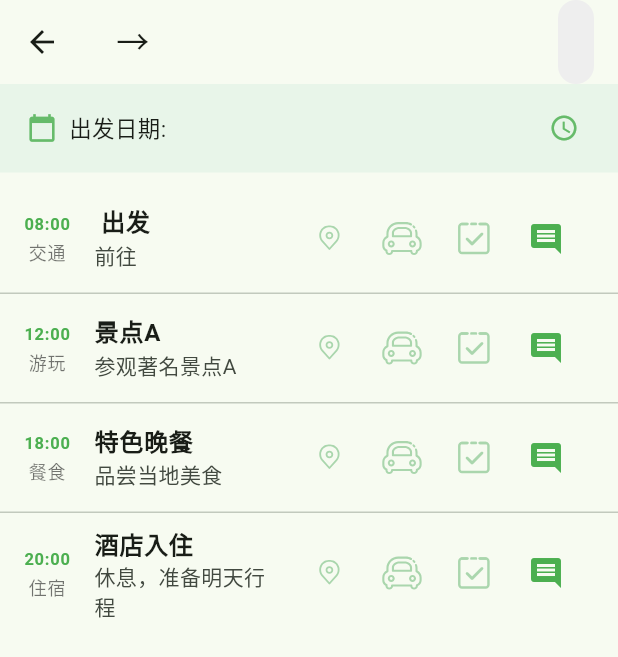
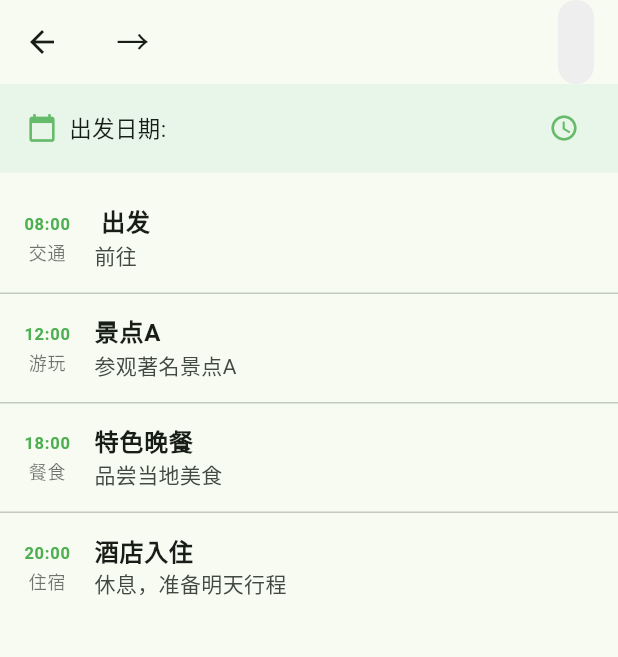
Before and after one commit to LydiaCai1203/jump-frog-fk, a Flutter app: the TripDetailPage screen opened directly with empty values, on a phone screen of 412 x 824 dp. Shown: the top 657 px of the screen. Run offline on Flutter 3.47's test engine with Material 3 defaults, Android fonts, the phone set to English and light mode, and no system bars; our stand-ins replace flutter_svg, font_awesome_flutter.

Commit message:
feat(flutter): show button in appropriate time

```diff
--- a/jump_frog_flutter/jump_frog_flutter/lib/pages/trip_detail_page.dart
+++ b/jump_frog_flutter/jump_frog_flutter/lib/pages/trip_detail_page.dart
@@ -24,6 +24,7 @@ class TripDetailPage extends StatefulWidget {
 class _TripDetailPageState extends State<TripDetailPage> {
   int? _commentPlanIndex;
   String? _previewImage;
+  int? _actionIndex; // 当前显示操作按钮的行程项索引
   final List<_PlanItem> _plans = [
     _PlanItem(time: '08:00', type: '交通', title: '', desc: ''),
     _PlanItem(time: '12:00', type: '游玩', title: '景点A', desc: '参观著名景点A'),
@@ -87,6 +88,18 @@ class _TripDetailPageState extends State<TripDetailPage> {
     });
   }
 
+  void _showAction(int i) {
+    setState(() {
+      _actionIndex = _actionIndex == i ? null : i;
+    });
+  }
+
+  void _hideAction() {
+    setState(() {
+      _actionIndex = null;
+    });
+  }
+
   @override
   Widget build(BuildContext context) {
     final plans = [
@@ -98,7 +111,9 @@ class _TripDetailPageState extends State<TripDetailPage> {
       ),
       ..._plans.sublist(1),
     ];
-    return Stack(
+    return GestureDetector(
+      onTap: _hideAction,
+      child: Stack(
         children: [
           Scaffold(
             appBar: AppBar(
@@ -167,18 +182,61 @@ class _TripDetailPageState extends State<TripDetailPage> {
                   child: ListView.separated(
                     itemCount: plans.length,
                     separatorBuilder: (_, __) => const Divider(height: 1),
-                  itemBuilder: (context, i) => _PlanCard(
+                    itemBuilder: (context, i) => Column(
+                      children: [
+                        GestureDetector(
+                          onTap: () {
+                            _showAction(i);
+                          },
+                          child: _PlanCard(
                             plan: plans[i],
-                    onNavigation: () => ScaffoldMessenger.of(
+                            showActions: _actionIndex == i,
+                            onNavigation: () =>
+                                ScaffoldMessenger.of(context).showSnackBar(
+                                  const SnackBar(content: Text('导航功能待实现')),
+                                ),
+                            onTaxi: () =>
+                                ScaffoldMessenger.of(context).showSnackBar(
+                                  const SnackBar(content: Text('打车功能待实现')),
+                                ),
+                            onComment: () => _showCommentModal(i),
+                            onComplete: () =>
+                                ScaffoldMessenger.of(context).showSnackBar(
+                                  const SnackBar(content: Text('标记完成功能待实现')),
+                                ),
+                          ),
+                        ),
+                        AnimatedSwitcher(
+                          duration: const Duration(milliseconds: 200),
+                          child: _actionIndex == i
+                              ? _PlanActions(
+                                  onNavigation: () =>
+                                      ScaffoldMessenger.of(
                                         context,
-                    ).showSnackBar(const SnackBar(content: Text('导航功能待实现'))),
-                    onTaxi: () => ScaffoldMessenger.of(
+                                      ).showSnackBar(
+                                        const SnackBar(
+                                          content: Text('导航功能待实现'),
+                                        ),
+                                      ),
+                                  onTaxi: () => ScaffoldMessenger.of(context)
+                                      .showSnackBar(
+                                        const SnackBar(
+                                          content: Text('打车功能待实现'),
+                                        ),
+                                      ),
+                                  onComment: () => _showCommentModal(i),
+                                  onComplete: () =>
+                                      ScaffoldMessenger.of(
                                         context,
-                    ).showSnackBar(const SnackBar(content: Text('打车功能待实现'))),
-                    onComment: () => _showCommentModal(i),
-                    onComplete: () => ScaffoldMessenger.of(
-                      context,
-                    ).showSnackBar(const SnackBar(content: Text('标记完成功能待实现'))),
+                                      ).showSnackBar(
+                                        const SnackBar(
+                                          content: Text('标记完成功能待实现'),
+                                        ),
+                                      ),
+                                )
+                              : const SizedBox.shrink(),
+                        ),
+                      ],
                     ),
                   ),
                 ),
@@ -214,6 +272,7 @@ class _TripDetailPageState extends State<TripDetailPage> {
               ),
             ),
         ],
+      ),
     );
   }
 }
@@ -233,12 +292,14 @@ class _PlanItem {
 
 class _PlanCard extends StatelessWidget {
   final _PlanItem plan;
+  final bool showActions;
   final VoidCallback? onNavigation;
   final VoidCallback? onTaxi;
   final VoidCallback? onComment;
   final VoidCallback? onComplete;
   const _PlanCard({
     required this.plan,
+    this.showActions = false,
     this.onNavigation,
     this.onTaxi,
     this.onComment,
@@ -269,8 +330,36 @@ class _PlanCard extends StatelessWidget {
         style: const TextStyle(fontWeight: FontWeight.bold),
       ),
       subtitle: Text(plan.desc),
-      trailing: Row(
-        mainAxisSize: MainAxisSize.min,
+      // 不再显示操作按钮
+    );
+  }
+}
+
+class _PlanActions extends StatelessWidget {
+  final VoidCallback? onNavigation;
+  final VoidCallback? onTaxi;
+  final VoidCallback? onComment;
+  final VoidCallback? onComplete;
+  const _PlanActions({
+    this.onNavigation,
+    this.onTaxi,
+    this.onComment,
+    this.onComplete,
+  });
+  @override
+  Widget build(BuildContext context) {
+    return Container(
+      margin: const EdgeInsets.only(bottom: 8),
+      padding: const EdgeInsets.symmetric(horizontal: 18, vertical: 10),
+      decoration: BoxDecoration(
+        color: Colors.white,
+        borderRadius: BorderRadius.circular(16),
+        boxShadow: [
+          BoxShadow(color: Colors.black12, blurRadius: 8, spreadRadius: 1),
+        ],
+      ),
+      child: Row(
+        mainAxisAlignment: MainAxisAlignment.spaceEvenly,
         children: [
           IconButton(
             icon: SvgPicture.asset(
@@ -292,7 +381,7 @@ class _PlanCard extends StatelessWidget {
               width: 28,
               height: 28,
             ),
-            tooltip: '完成',
+            tooltip: '标记完成',
             onPressed: onComplete,
           ),
           IconButton(
```
Lines whose indentation alone changed are shown as unchanged.
